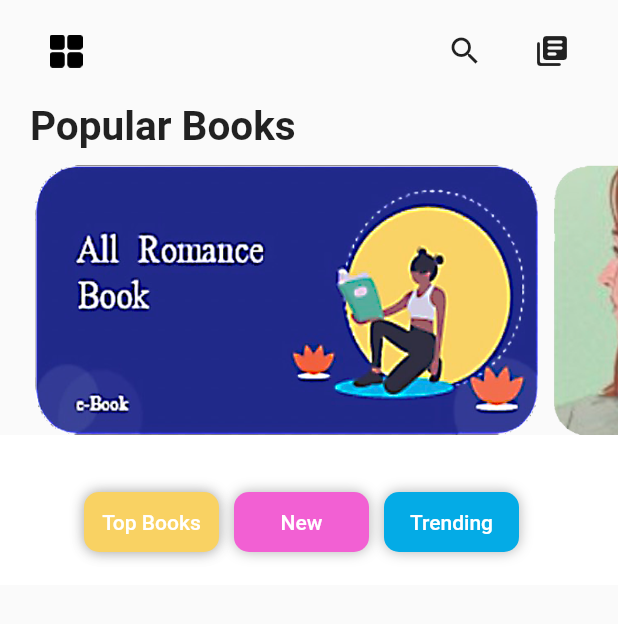
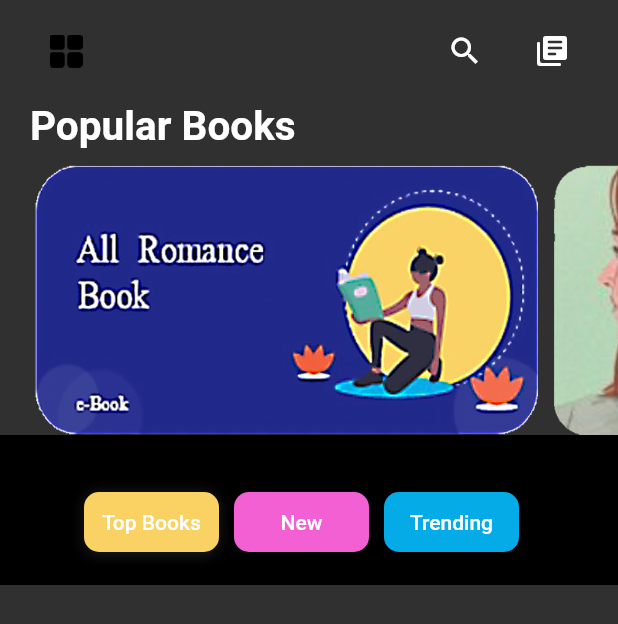
Before and after one commit to jameszokah/riggibook, a Flutter app: the screen it shows after launch, on a phone screen of 412 x 824 dp. Shown: the top 624 px of the screen. Run offline on Flutter 3.47's test engine with Material 2 defaults, Android fonts, the phone set to English and light mode, and no system bars; our stand-ins replace audioplayers, get, get_storage, shimmer_animation, timeago; missing offline and left inert: xml2json; network calls fail.

```diff
--- a/lib/main.dart
+++ b/lib/main.dart
@@ -14,9 +14,9 @@ class MyApp extends StatelessWidget {
       // Application name
       title: 'Audio Player',
       debugShowCheckedModeBanner: false,
-      theme: Themes.light,
+      theme: Themes.dark,
       themeMode: ThemeService().theme,
-      darkTheme: Themes.dark,
+      darkTheme: Themes.light,
       home: HomePage(),
     );
   }
```
Also changed, not shown: 1 other file.
